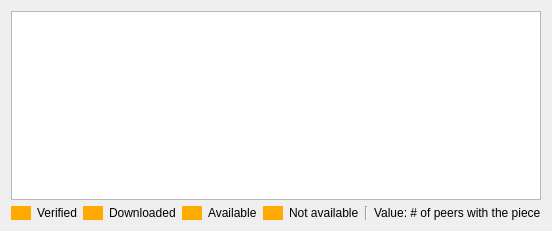
Old version of the form src/widgets/torrentpiecemap.ui in the repository setvisible/ArrowDL.
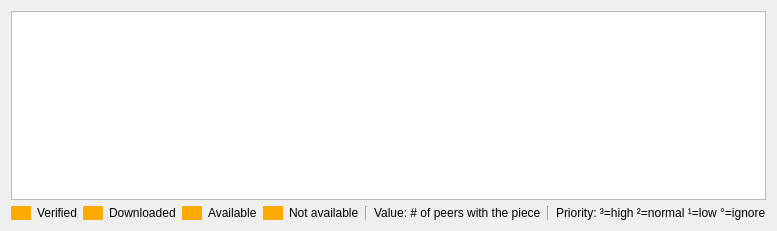
New version of the form.

Commit message: [Torrent] Improve piece map performance and add priority markers

```diff
--- a/src/widgets/torrentpiecemap.ui
+++ b/src/widgets/torrentpiecemap.ui
@@ -6,7 +6,7 @@
    <rect>
     <x>0</x>
     <y>0</y>
-    <width>511</width>
+    <width>726</width>
     <height>231</height>
    </rect>
   </property>
@@ -30,7 +30,7 @@
        <number>0</number>
       </property>
       <item>
-       <layout class="QHBoxLayout" name="horizontalLayout" stretch="0,0,0,0,0,0,0,0,0,10">
+       <layout class="QHBoxLayout" name="horizontalLayout" stretch="0,0,0,0,0,0,0,0,0,0,0,10">
         <item>
          <widget class="QWidget" name="boxVerified" native="true">
           <property name="minimumSize">
@@ -125,6 +125,20 @@
           </property>
          </widget>
         </item>
+        <item>
+         <widget class="Line" name="line_2">
+          <property name="orientation">
+           <enum>Qt::Vertical</enum>
+          </property>
+         </widget>
+        </item>
+        <item>
+         <widget class="QLabel" name="priorityLabel">
+          <property name="text">
+           <string notr="true">Priority: ³=high ²=normal ¹=low °=ignore</string>
+          </property>
+         </widget>
+        </item>
        </layout>
       </item>
      </layout>
```
The commit also changes 4 other files.
